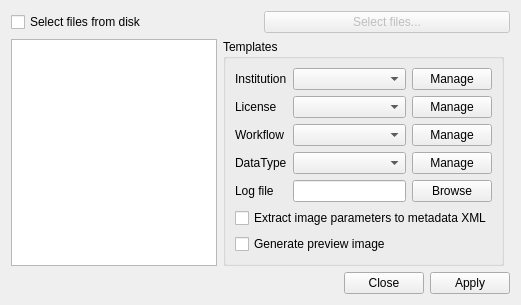
Before: the Qt Designer form src/ui/ui_apply_templates.ui in nextgis/qgis_metatools, drawn with Qt 5.
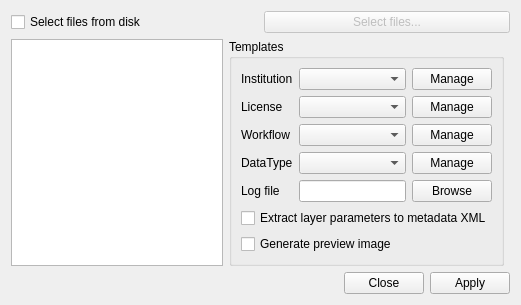
After: the same form once the commit is applied.

```diff
--- a/src/ui/ui_apply_templates.ui
+++ b/src/ui/ui_apply_templates.ui
@@ -154,7 +154,7 @@
       <item row="6" column="0" colspan="3">
        <widget class="QCheckBox" name="chkUpdateImageInfo">
         <property name="text">
-         <string>Extract image parameters to metadata XML</string>
+         <string>Extract layer parameters to metadata XML</string>
         </property>
        </widget>
       </item>
```
